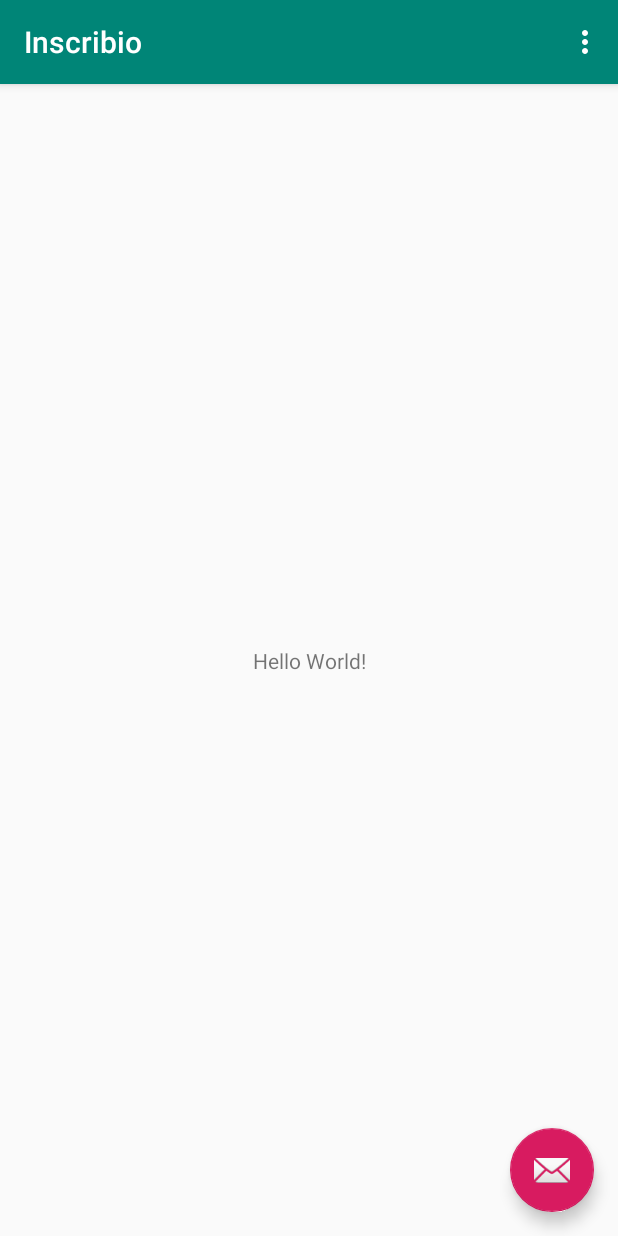
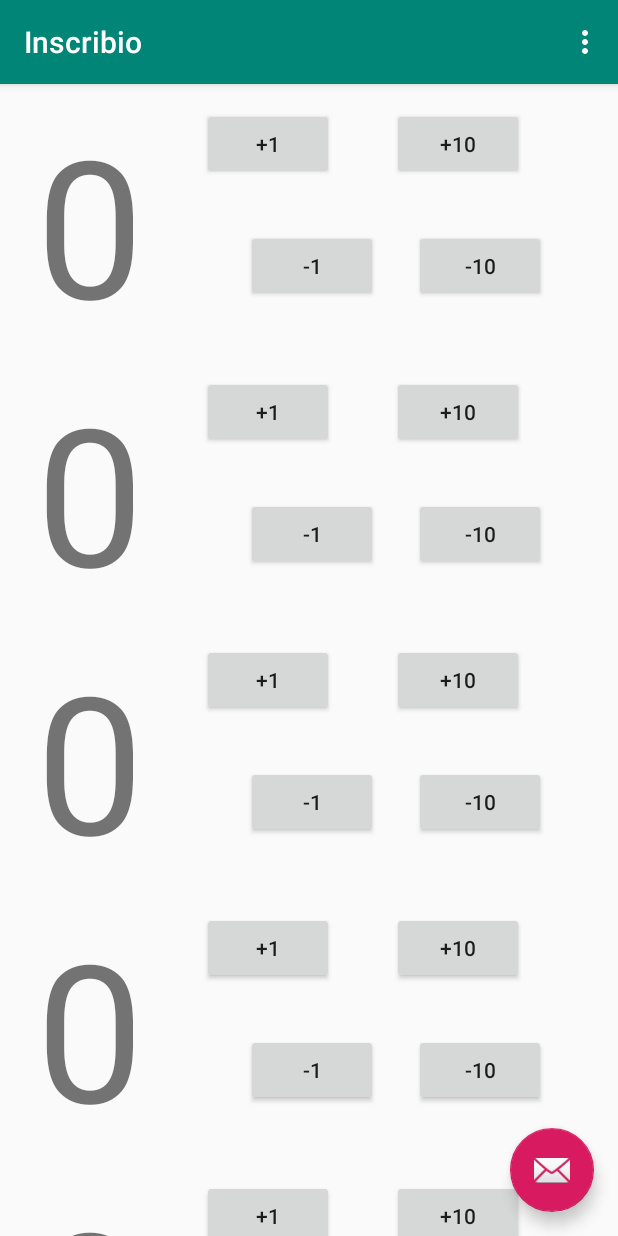
Before and after one commit to sjohnson31/Inscribio, an Android app: the screen it shows after launch (MainActivity), on a phone screen of 412 x 824 dp. Run offline under Robolectric (Android 15) with nearby library versions, the phone set to English and light mode, and no system bars.

Commit message:
Add a very ugly (and poorly written) score screen

```diff
--- a/app/build.gradle
+++ b/app/build.gradle
@@ -25,11 +25,13 @@ android {
 
 dependencies {
     implementation fileTree(dir: 'libs', include: ['*.jar'])
-    implementation"org.jetbrains.kotlin:kotlin-stdlib-jdk7:$kotlin_version"
+    implementation "org.jetbrains.kotlin:kotlin-stdlib-jdk7:$kotlin_version"
     implementation 'androidx.appcompat:appcompat:1.0.2'
     implementation 'androidx.core:core-ktx:1.0.2'
     implementation 'androidx.constraintlayout:constraintlayout:1.1.3'
     implementation 'com.google.android.material:material:1.0.0'
+    implementation 'androidx.legacy:legacy-support-v4:1.0.0'
+    implementation 'androidx.recyclerview:recyclerview:1.0.0'
     testImplementation 'junit:junit:4.12'
     androidTestImplementation 'androidx.test:runner:1.2.0'
     androidTestImplementation 'androidx.test.espresso:espresso-core:3.2.0'
--- a/app/src/main/java/io/inscrib/inscribio/MainActivity.kt
+++ b/app/src/main/java/io/inscrib/inscribio/MainActivity.kt
@@ -1,12 +1,14 @@
 package io.inscrib.inscribio
 
 import android.os.Bundle
+import android.view.*
+import android.widget.Button
+import android.widget.TextView
+import androidx.appcompat.app.AppCompatActivity
+import androidx.recyclerview.widget.RecyclerView
 import com.google.android.material.snackbar.Snackbar
-import androidx.appcompat.app.AppCompatActivity;
-import android.view.Menu
-import android.view.MenuItem
-
 import kotlinx.android.synthetic.main.activity_main.*
+import kotlinx.android.synthetic.main.player_list.*
 
 class MainActivity : AppCompatActivity() {
 
@@ -14,6 +16,11 @@ class MainActivity : AppCompatActivity() {
         super.onCreate(savedInstanceState)
         setContentView(R.layout.activity_main)
         setSupportActionBar(toolbar)
+
+        player_list.adapter = SimpleItemRecyclerViewAdapter(PlayerList.ITEMS) { player, value ->
+            player.score += value
+            player_list.adapter?.notifyItemChanged(player.id - 1)
+        }
 
         fab.setOnClickListener { view ->
             Snackbar.make(view, "Replace with your own action", Snackbar.LENGTH_LONG)
@@ -37,3 +44,38 @@ class MainActivity : AppCompatActivity() {
         }
     }
 }
+
+class SimpleItemRecyclerViewAdapter(
+    private val players: List<PlayerList.Player>,
+    private val onScoreChangeClicked: (player: PlayerList.Player, amount: Int) -> Unit
+) :
+    RecyclerView.Adapter<SimpleItemRecyclerViewAdapter.ViewHolder>() {
+
+    override fun onCreateViewHolder(parent: ViewGroup, viewType: Int): ViewHolder {
+        val view = LayoutInflater.from(parent.context).inflate(R.layout.player_list_content, parent, false)
+        return ViewHolder(view) { button, amount -> onScoreChangeClicked(button.tag as PlayerList.Player, amount) }
+    }
+
+    override fun onBindViewHolder(holder: ViewHolder, position: Int) {
+        val player = players[position]
+        holder.scoreText.text = player.score.toString()
+
+        with(holder.itemView) {
+            tag = player
+        }
+    }
+
+    override fun getItemCount() = players.size
+
+    inner class ViewHolder(view: View, val onScoreChangeClicked: (view: View, amount: Int) -> Unit) :
+        RecyclerView.ViewHolder(view) {
+        val scoreText: TextView = view.findViewById(R.id.player_score)
+
+        init {
+            view.findViewById<Button>(R.id.add_one_button).setOnClickListener { onScoreChangeClicked(view, 1) }
+            view.findViewById<Button>(R.id.add_ten_button).setOnClickListener { onScoreChangeClicked(view, 10) }
+            view.findViewById<Button>(R.id.subtract_one_button).setOnClickListener { onScoreChangeClicked(view, -1) }
+            view.findViewById<Button>(R.id.subtract_ten_button).setOnClickListener { onScoreChangeClicked(view, -10) }
+        }
+    }
+}
--- /dev/null
+++ b/app/src/main/java/io/inscrib/inscribio/PlayerList.kt
@@ -0,0 +1,42 @@
+package io.inscrib.inscribio
+
+import java.util.ArrayList
+import java.util.HashMap
+
+object PlayerList {
+
+    /**
+     * An array of sample (dummy) items.
+     */
+    val ITEMS: MutableList<Player> = ArrayList()
+
+    /**
+     * A map of sample (dummy) items, by ID.
+     */
+    private val ITEM_MAP: MutableMap<Int, Player> = HashMap()
+
+    private const val COUNT = 5
+
+    init {
+        // Add some sample items.
+        for (i in 1..COUNT) {
+            addItem(createDummyItem(i))
+        }
+    }
+
+    private fun addItem(item: Player) {
+        ITEMS.add(item)
+        ITEM_MAP[item.id] = item
+    }
+
+    private fun createDummyItem(position: Int): Player {
+        return Player(position, 0)
+    }
+
+    /**
+     * A dummy item representing a piece of content.
+     */
+    data class Player(val id: Int, var score: Int) {
+        override fun toString(): String = score.toString()
+    }
+}
--- a/app/src/main/res/layout/activity_main.xml
+++ b/app/src/main/res/layout/activity_main.xml
@@ -1,6 +1,5 @@
 <?xml version="1.0" encoding="utf-8"?>
-<androidx.coordinatorlayout.widget.CoordinatorLayout
-        xmlns:android="http://schemas.android.com/apk/res/android"
+<androidx.coordinatorlayout.widget.CoordinatorLayout xmlns:android="http://schemas.android.com/apk/res/android"
     xmlns:app="http://schemas.android.com/apk/res-auto"
     xmlns:tools="http://schemas.android.com/tools"
     android:layout_width="match_parent"
@@ -8,8 +7,8 @@
     tools:context=".MainActivity">
 
     <com.google.android.material.appbar.AppBarLayout
+        android:layout_width="match_parent"
         android:layout_height="wrap_content"
-            android:layout_width="match_parent"
         android:theme="@style/AppTheme.AppBarOverlay">
 
         <androidx.appcompat.widget.Toolbar
@@ -17,11 +16,17 @@
             android:layout_width="match_parent"
             android:layout_height="?attr/actionBarSize"
             android:background="?attr/colorPrimary"
-                app:popupTheme="@style/AppTheme.PopupOverlay"/>
+            app:popupTheme="@style/AppTheme.PopupOverlay" />
 
     </com.google.android.material.appbar.AppBarLayout>
 
-    <include layout="@layout/content_main"/>
+    <FrameLayout
+        android:layout_width="match_parent"
+        android:layout_height="match_parent"
+        app:layout_behavior="@string/appbar_scrolling_view_behavior">
+
+        <include layout="@layout/player_list" />
+    </FrameLayout>
 
     <com.google.android.material.floatingactionbutton.FloatingActionButton
         android:id="@+id/fab"
@@ -29,6 +34,6 @@
         android:layout_height="wrap_content"
         android:layout_gravity="bottom|end"
         android:layout_margin="@dimen/fab_margin"
-            app:srcCompat="@android:drawable/ic_dialog_email"/>
+        app:srcCompat="@android:drawable/ic_dialog_email" />
 
 </androidx.coordinatorlayout.widget.CoordinatorLayout>
--- a/app/src/main/res/layout/content_main.xml
+++ b/app/src/main/res/layout/content_main.xml
@@ -1,21 +1,11 @@
 <?xml version="1.0" encoding="utf-8"?>
-<androidx.constraintlayout.widget.ConstraintLayout
-        xmlns:android="http://schemas.android.com/apk/res/android"
-        xmlns:tools="http://schemas.android.com/tools"
-        xmlns:app="http://schemas.android.com/apk/res-auto"
-        android:layout_width="match_parent"
-        android:layout_height="match_parent"
-        app:layout_behavior="@string/appbar_scrolling_view_behavior"
-        tools:showIn="@layout/activity_main"
-        tools:context=".MainActivity">
-
-    <TextView
-            android:layout_width="wrap_content"
-            android:layout_height="wrap_content"
-            android:text="Hello World!"
-            app:layout_constraintBottom_toBottomOf="parent"
-            app:layout_constraintLeft_toLeftOf="parent"
-            app:layout_constraintRight_toRightOf="parent"
-            app:layout_constraintTop_toTopOf="parent"/>
+<androidx.constraintlayout.widget.ConstraintLayout xmlns:android="http://schemas.android.com/apk/res/android"
+    xmlns:app="http://schemas.android.com/apk/res-auto"
+    xmlns:tools="http://schemas.android.com/tools"
+    android:layout_width="match_parent"
+    android:layout_height="match_parent"
+    app:layout_behavior="@string/appbar_scrolling_view_behavior"
+    tools:context=".MainActivity"
+    tools:showIn="@layout/activity_main">
 
 </androidx.constraintlayout.widget.ConstraintLayout>
--- /dev/null
+++ b/app/src/main/res/layout/player_list.xml
@@ -0,0 +1,13 @@
+<?xml version="1.0" encoding="utf-8"?>
+<androidx.recyclerview.widget.RecyclerView xmlns:android="http://schemas.android.com/apk/res/android"
+    xmlns:app="http://schemas.android.com/apk/res-auto"
+    xmlns:tools="http://schemas.android.com/tools"
+    android:id="@+id/player_list"
+    android:name="io.inscrib.inscribio.PlayerListFragment"
+    android:layout_width="match_parent"
+    android:layout_height="match_parent"
+    android:layout_marginLeft="16dp"
+    android:layout_marginRight="16dp"
+    app:layoutManager="LinearLayoutManager"
+    tools:context=".MainActivity"
+    tools:listitem="@layout/player_list_content" />
--- /dev/null
+++ b/app/src/main/res/layout/player_list_content.xml
@@ -0,0 +1,77 @@
+<?xml version="1.0" encoding="utf-8"?>
+<androidx.constraintlayout.widget.ConstraintLayout xmlns:android="http://schemas.android.com/apk/res/android"
+    xmlns:app="http://schemas.android.com/apk/res-auto"
+    xmlns:tools="http://schemas.android.com/tools"
+    android:layout_width="match_parent"
+    android:layout_height="wrap_content"
+    app:layout_behavior="@string/appbar_scrolling_view_behavior"
+    tools:context=".MainActivity"
+    tools:showIn="@layout/player_list">
+
+    <TextView
+        android:id="@+id/player_score"
+        android:layout_width="wrap_content"
+        android:layout_height="wrap_content"
+        android:layout_marginStart="8dp"
+        android:layout_marginTop="8dp"
+        android:text="0"
+        android:textSize="128sp"
+        app:layout_constraintStart_toStartOf="parent"
+        app:layout_constraintTop_toTopOf="parent"
+        tools:ignore="HardcodedText" />
+    <!-- Ignore hardcoded text warning because it's a number, ya dingus-->
+
+    <Button
+        android:id="@+id/add_one_button"
+        android:layout_width="wrap_content"
+        android:layout_height="wrap_content"
+        android:layout_marginStart="8dp"
+        android:layout_marginTop="8dp"
+        android:layout_marginEnd="8dp"
+        android:text="@string/action_add_one"
+        app:layout_constraintEnd_toStartOf="@+id/add_ten_button"
+        app:layout_constraintHorizontal_bias="0.5"
+        app:layout_constraintStart_toEndOf="@+id/player_score"
+        app:layout_constraintTop_toTopOf="@+id/player_score" />
+
+    <Button
+        android:id="@+id/subtract_one_button"
+        android:layout_width="wrap_content"
+        android:layout_height="wrap_content"
+        android:layout_marginStart="52dp"
+        android:layout_marginTop="8dp"
+        android:layout_marginEnd="8dp"
+        android:layout_marginBottom="8dp"
+        android:text="@string/action_subtract_one"
+        app:layout_constraintBottom_toBottomOf="@+id/player_score"
+        app:layout_constraintEnd_toStartOf="@+id/subtract_ten_button"
+        app:layout_constraintHorizontal_bias="0.5"
+        app:layout_constraintStart_toEndOf="@+id/player_score"
+        app:layout_constraintTop_toBottomOf="@+id/add_one_button" />
+
+    <Button
+        android:id="@+id/add_ten_button"
+        android:layout_width="wrap_content"
+        android:layout_height="wrap_content"
+        android:layout_marginTop="8dp"
+        android:layout_marginEnd="16dp"
+        android:text="@string/action_add_ten"
+        app:layout_constraintEnd_toEndOf="parent"
+        app:layout_constraintHorizontal_bias="0.5"
+        app:layout_constraintStart_toEndOf="@+id/add_one_button"
+        app:layout_constraintTop_toTopOf="@+id/player_score" />
+
+    <Button
+        android:id="@+id/subtract_ten_button"
+        android:layout_width="wrap_content"
+        android:layout_height="wrap_content"
+        android:layout_marginTop="8dp"
+        android:layout_marginEnd="16dp"
+        android:layout_marginBottom="8dp"
+        android:text="@string/action_subtract_ten"
+        app:layout_constraintBottom_toBottomOf="@+id/player_score"
+        app:layout_constraintEnd_toEndOf="parent"
+        app:layout_constraintHorizontal_bias="0.5"
+        app:layout_constraintStart_toEndOf="@+id/subtract_one_button"
+        app:layout_constraintTop_toBottomOf="@+id/add_ten_button" />
+</androidx.constraintlayout.widget.ConstraintLayout>
--- a/app/src/main/res/menu/menu_main.xml
+++ b/app/src/main/res/menu/menu_main.xml
@@ -1,9 +1,10 @@
 <menu xmlns:android="http://schemas.android.com/apk/res/android"
-      xmlns:app="http://schemas.android.com/apk/res-auto"
-      xmlns:tools="http://schemas.android.com/tools"
-      tools:context="io.inscrib.inscribio.MainActivity">
-    <item android:id="@+id/action_settings"
-          android:title="@string/action_settings"
-          android:orderInCategory="100"
-          app:showAsAction="never"/>
+    xmlns:app="http://schemas.android.com/apk/res-auto"
+    xmlns:tools="http://schemas.android.com/tools"
+    tools:context="io.inscrib.inscribio.MainActivity">
+    <item
+        android:id="@+id/action_settings"
+        android:orderInCategory="100"
+        android:title="@string/action_settings"
+        app:showAsAction="never" />
 </menu>
--- a/app/src/main/res/mipmap-anydpi-v26/ic_launcher.xml
+++ b/app/src/main/res/mipmap-anydpi-v26/ic_launcher.xml
@@ -1,5 +1,5 @@
 <?xml version="1.0" encoding="utf-8"?>
 <adaptive-icon xmlns:android="http://schemas.android.com/apk/res/android">
-    <background android:drawable="@drawable/ic_launcher_background"/>
-    <foreground android:drawable="@drawable/ic_launcher_foreground"/>
+    <background android:drawable="@drawable/ic_launcher_background" />
+    <foreground android:drawable="@drawable/ic_launcher_foreground" />
 </adaptive-icon>
--- a/app/src/main/res/mipmap-anydpi-v26/ic_launcher_round.xml
+++ b/app/src/main/res/mipmap-anydpi-v26/ic_launcher_round.xml
@@ -1,5 +1,5 @@
 <?xml version="1.0" encoding="utf-8"?>
 <adaptive-icon xmlns:android="http://schemas.android.com/apk/res/android">
-    <background android:drawable="@drawable/ic_launcher_background"/>
-    <foreground android:drawable="@drawable/ic_launcher_foreground"/>
+    <background android:drawable="@drawable/ic_launcher_background" />
+    <foreground android:drawable="@drawable/ic_launcher_foreground" />
 </adaptive-icon>
--- a/app/src/main/res/values/dimens.xml
+++ b/app/src/main/res/values/dimens.xml
@@ -1,3 +1,6 @@
 <resources>
     <dimen name="fab_margin">16dp</dimen>
+    <dimen name="app_bar_height">200dp</dimen>
+    <dimen name="item_width">200dp</dimen>
+    <dimen name="text_margin">16dp</dimen>
 </resources>
--- a/app/src/main/res/values/strings.xml
+++ b/app/src/main/res/values/strings.xml
@@ -1,4 +1,10 @@
 <resources>
     <string name="app_name">Inscribio</string>
     <string name="action_settings">Settings</string>
+    <string name="action_add_one">+1</string>
+    <string name="action_add_ten">+10</string>
+    <string name="action_subtract_one">-1</string>
+    <string name="action_subtract_ten">-10</string>
+    <string name="title_player_list">Players</string>
+    <string name="title_player_detail">Player Detail</string>
 </resources>
```
Also changed, not shown: app/src/main/res/drawable-v24/ic_launcher_foreground.xml (+8 -8 lines), app/src/main/res/drawable/ic_launcher_background.xml (+168 -72 lines), app/src/main/res/values/styles.xml (+5 -2 lines). Lines whose indentation alone changed are shown as unchanged.
